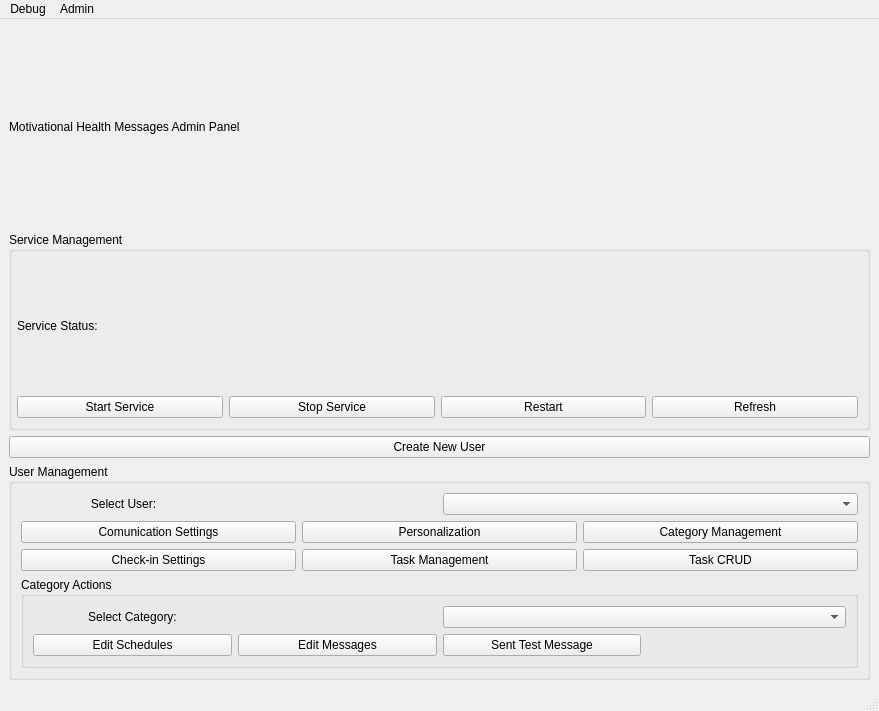
Before: the Qt Designer form ui/designs/admin_panel.ui in Jacfogel/MHM, drawn with Qt 5.
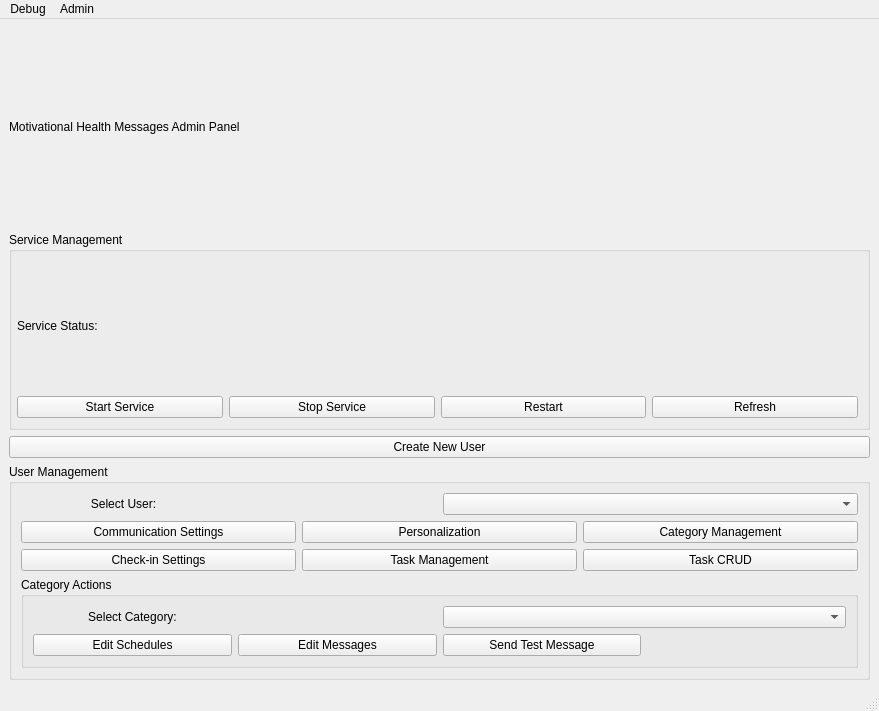
After: the same form once the commit is applied.

Diff of the .ui file:
```diff
--- a/ui/designs/admin_panel.ui
+++ b/ui/designs/admin_panel.ui
@@ -133,7 +133,7 @@
               <enum>Qt::LayoutDirection::LeftToRight</enum>
              </property>
              <property name="text">
-              <string>Comunication Settings</string>
+               <string>Communication Settings</string>
              </property>
             </widget>
            </item>
@@ -187,7 +187,7 @@
             <item row="1" column="2">
              <widget class="QPushButton" name="pushButton_send_test_message">
               <property name="text">
-               <string>Sent Test Message</string>
+               <string>Send Test Message</string>
               </property>
              </widget>
             </item>
```
Left out of the diff: 6 changed lines with no effect on the pictures. Lines whose indentation alone changed are shown as unchanged.
